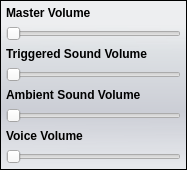
The window that bin/data/ui/soundsettings.ui (realXtend/tundra) describes before a commit, drawn with Qt 5.
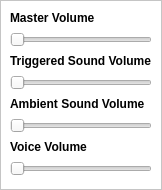
The same window after the commit.

```diff
--- a/bin/data/ui/soundsettings.ui
+++ b/bin/data/ui/soundsettings.ui
@@ -6,8 +6,8 @@
    <rect>
     <x>0</x>
     <y>0</y>
-    <width>187</width>
-    <height>138</height>
+    <width>158</width>
+    <height>190</height>
    </rect>
   </property>
   <property name="windowTitle">
@@ -16,8 +16,8 @@
   <property name="styleSheet">
    <string notr="true">/* Containers */
 QFrame#MainFrame {
-	background-color: qlineargradient(spread:pad, x1:0.006, y1:0, x2:0, y2:1, stop:0.142045 rgba(229, 234, 243, 50), stop:0.295455 rgba(209, 215, 221, 150), stop:0.65 rgba(179, 183, 196, 150), stop:1 rgba(222, 227, 236, 100));
-	padding: 5px;
+	background-color: white;
+	padding: 9px;
 }
 
 /* QPUSHBUTTON 
```
